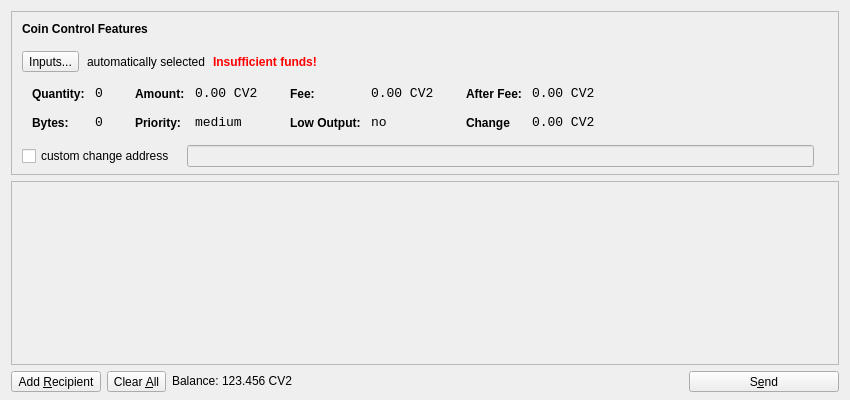
The window that src/qt/forms/sendcoinsdialog.ui (Crestington/Test7) describes before a commit, drawn with Qt 5.
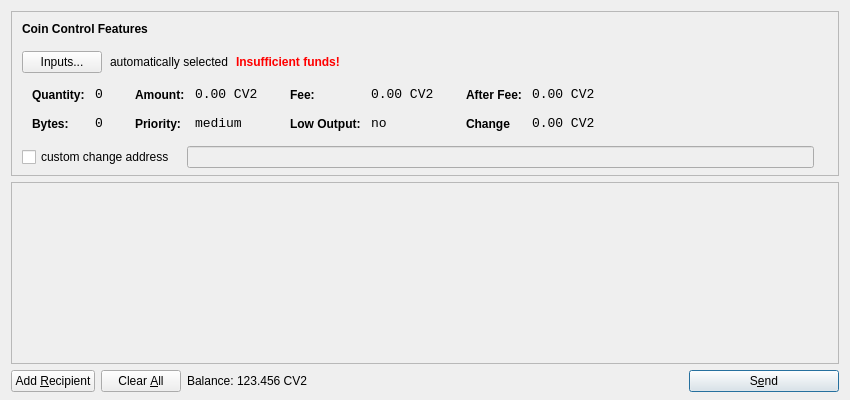
The same window after the commit. Icons and pictures are not drawn.

Diff of the .ui file:
```diff
--- a/src/qt/forms/sendcoinsdialog.ui
+++ b/src/qt/forms/sendcoinsdialog.ui
@@ -39,7 +39,7 @@
      </property>
      <layout class="QVBoxLayout" name="verticalLayoutCoinControl2">
       <property name="spacing">
-       <number>6</number>
+       <number>-1</number>
       </property>
       <property name="leftMargin">
        <number>0</number>
@@ -102,13 +102,13 @@
            <number>10</number>
           </property>
           <item>
-           <widget class="QToolButton" name="toolButtonCoinControl">
+           <widget class="QPushButton" name="pushButtonCoinControl">
+            <property name="styleSheet">
+             <string notr="true"/>
+            </property>
             <property name="text">
              <string>Inputs...</string>
             </property>
-            <property name="toolButtonStyle">
-             <enum>Qt::ToolButtonTextOnly</enum>
-            </property>
            </widget>
           </item>
           <item>
@@ -626,9 +626,6 @@
    </item>
    <item>
     <widget class="QScrollArea" name="scrollArea">
-     <property name="frameShadow">
-      <enum>QFrame::Sunken</enum>
-     </property>
      <property name="widgetResizable">
       <bool>true</bool>
      </property>
@@ -638,12 +635,9 @@
         <x>0</x>
         <y>0</y>
         <width>830</width>
-        <height>154</height>
+        <height>165</height>
        </rect>
       </property>
-      <property name="styleSheet">
-       <string notr="true"/>
-      </property>
       <layout class="QVBoxLayout" name="verticalLayout_2">
        <property name="leftMargin">
         <number>0</number>
@@ -684,20 +678,46 @@
    <item>
     <layout class="QHBoxLayout" name="horizontalLayout">
      <item>
-      <widget class="QToolButton" name="addButton">
+      <widget class="QPushButton" name="addButton">
+       <property name="toolTip">
+        <string>Send to multiple recipients at once</string>
+       </property>
        <property name="text">
         <string>Add &amp;Recipient</string>
        </property>
-       <property name="toolButtonStyle">
-        <enum>Qt::ToolButtonTextBesideIcon</enum>
+       <property name="icon">
+        <iconset resource="../bitcoin.qrc">
+         <normaloff>:/icons/add</normaloff>:/icons/add</iconset>
+       </property>
+       <property name="autoDefault">
+        <bool>false</bool>
        </property>
       </widget>
      </item>
      <item>
-      <widget class="QToolButton" name="clearButton">
+      <widget class="QPushButton" name="clearButton">
+       <property name="sizePolicy">
+        <sizepolicy hsizetype="Minimum" vsizetype="Fixed">
+         <horstretch>0</horstretch>
+         <verstretch>0</verstretch>
+        </sizepolicy>
+       </property>
+       <property name="toolTip">
+        <string>Remove all transaction fields</string>
+       </property>
        <property name="text">
         <string>Clear &amp;All</string>
        </property>
+       <property name="icon">
+        <iconset resource="../bitcoin.qrc">
+         <normaloff>:/icons/remove</normaloff>:/icons/remove</iconset>
+       </property>
+       <property name="autoRepeatDelay">
+        <number>300</number>
+       </property>
+       <property name="autoDefault">
+        <bool>false</bool>
+       </property>
       </widget>
      </item>
      <item>
@@ -753,7 +773,7 @@
       </spacer>
      </item>
      <item>
-      <widget class="QToolButton" name="sendButton">
+      <widget class="QPushButton" name="sendButton">
        <property name="minimumSize">
         <size>
          <width>150</width>
@@ -770,8 +790,8 @@
         <iconset resource="../../../../../coins/LEOcoin/src/qt/bitcoin.qrc">
          <normaloff>:/icons/send</normaloff>:/icons/send</iconset>
        </property>
-       <property name="toolButtonStyle">
-        <enum>Qt::ToolButtonTextBesideIcon</enum>
+       <property name="default">
+        <bool>true</bool>
        </property>
       </widget>
      </item>
```
Left out of the diff: 28 changed lines with no effect on the pictures.
